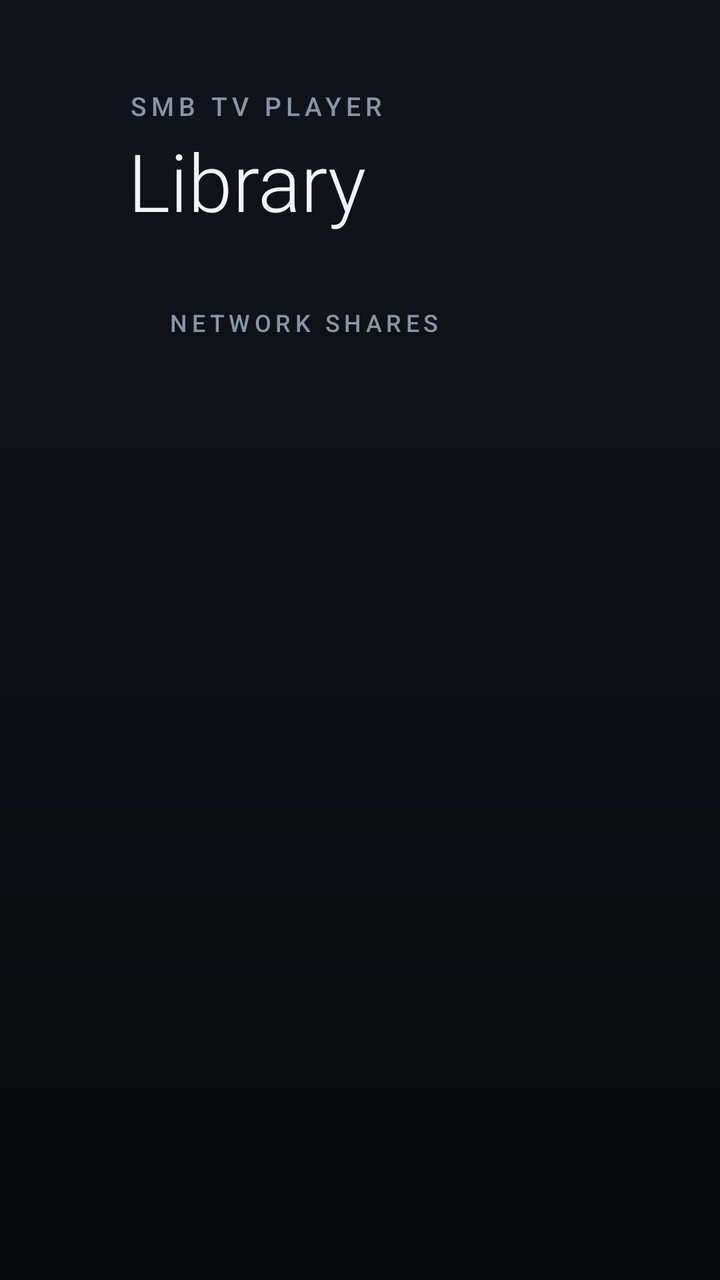
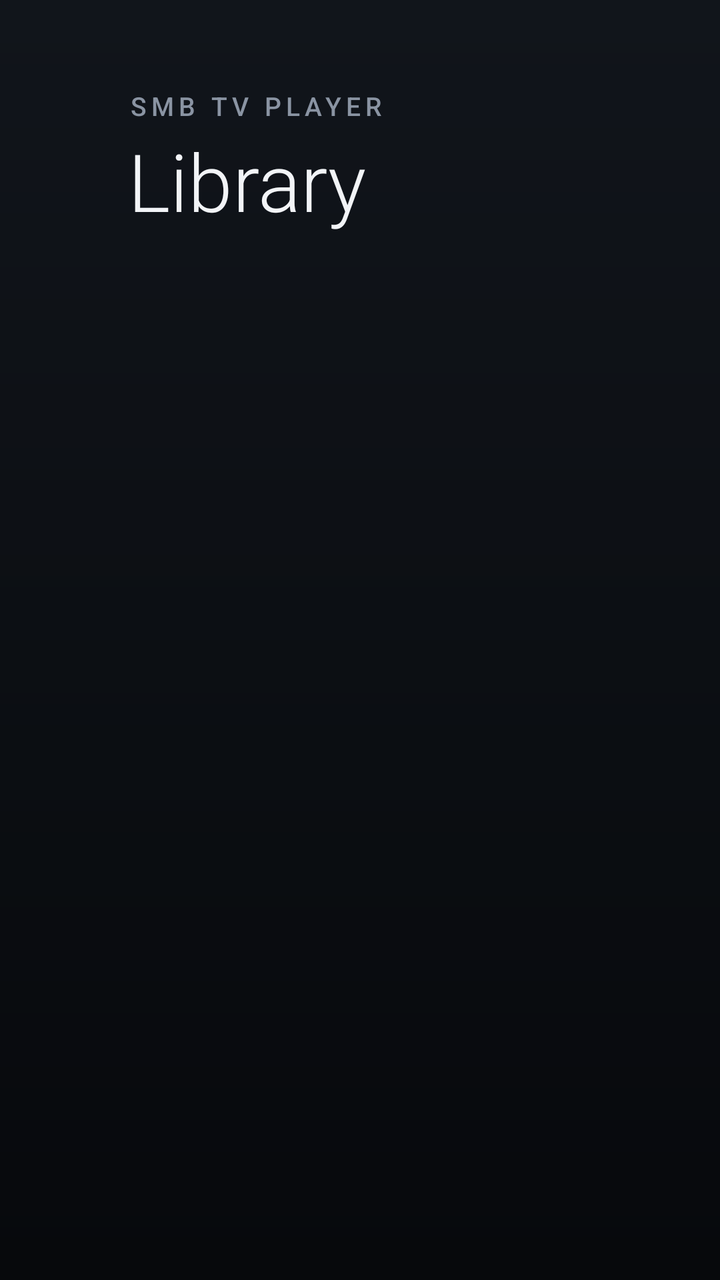

Two renders of the same Android screen: before a commit and after it. Below are the layout's source before the change and the commit's diff.
<!-- AndroidManifest.xml: application theme Theme.SmbTv -->
<!-- res/layout/activity_main.xml -->
<?xml version="1.0" encoding="utf-8"?>
<LinearLayout xmlns:android="http://schemas.android.com/apk/res/android"
    android:layout_width="match_parent"
    android:layout_height="match_parent"
    android:orientation="vertical"
    android:paddingStart="64dp"
    android:paddingTop="44dp"
    android:paddingEnd="64dp"
    android:paddingBottom="28dp">

    <TextView
        style="@style/Text.Eyebrow"
        android:layout_width="wrap_content"
        android:layout_height="wrap_content"
        android:text="@string/app_name" />

    <TextView
        style="@style/Text.Display"
        android:layout_width="wrap_content"
        android:layout_height="wrap_content"
        android:layout_marginTop="2dp"
        android:text="Library" />

    <TextView
        style="@style/Text.Eyebrow"
        android:layout_width="wrap_content"
        android:layout_height="wrap_content"
        android:layout_marginStart="20dp"
        android:layout_marginTop="36dp"
        android:layout_marginBottom="10dp"
        android:text="Network shares"
        android:textSize="12sp" />

    <androidx.recyclerview.widget.RecyclerView
        android:id="@+id/sources"
        android:layout_width="match_parent"
        android:layout_height="0dp"
        android:layout_weight="1"
        android:clipToPadding="false" />

    <TextView
        android:id="@+id/hint"
        style="@style/Text.Caption"
        android:layout_width="wrap_content"
        android:layout_height="wrap_content"
        android:layout_marginStart="20dp"
        android:text="Hold OK on a share to remove it"
        android:textColor="@color/text_tertiary"
        android:textSize="13sp"
        android:visibility="gone" />
</LinearLayout>
<!-- resources referenced by this layout -->
<resources>
  <color name="text_tertiary">#FF5B6472</color>
  <string name="app_name">SMB TV Player</string>
  <style name="Text.Caption" parent="">
          <item name="android:textSize">14sp</item>
          <item name="android:textColor">@color/text_secondary</item>
      </style>
  <style name="Text.Display" parent="">
          <item name="android:textSize">40sp</item>
          <item name="android:textColor">@color/text_primary</item>
          <item name="android:fontFamily">sans-serif-light</item>
          <item name="android:singleLine">true</item>
          <item name="android:ellipsize">end</item>
      </style>
  <style name="Text.Eyebrow" parent="">
          <item name="android:textSize">13sp</item>
          <item name="android:textColor">@color/text_secondary</item>
          <item name="android:fontFamily">sans-serif-medium</item>
          <item name="android:letterSpacing">0.18</item>
          <item name="android:textAllCaps">true</item>
      </style>
  <style name="Theme.SmbTv" parent="@android:style/Theme.DeviceDefault.NoActionBar">
          <item name="android:windowBackground">@drawable/bg_screen</item>
          <item name="android:colorAccent">@color/accent</item>
          <item name="android:textColorPrimary">@color/text_primary</item>
          <item name="android:textColorSecondary">@color/text_secondary</item>
      </style>
  <color name="text_secondary">#FF8A94A3</color>
  <color name="text_primary">#FFF2F4F7</color>
  <!-- drawable bg_screen (drawable) -->
  <?xml version="1.0" encoding="utf-8"?>
  <shape xmlns:android="http://schemas.android.com/apk/res/android">
      <gradient
          android:angle="270"
          android:endColor="@color/bg_bottom"
          android:startColor="@color/bg_top" />
  </shape>
  <color name="accent">#FF8AB4F8</color>
  <color name="bg_bottom">#FF07090C</color>
  <color name="bg_top">#FF11151B</color>
</resources>

<!-- the commit's change to res/layout/activity_main.xml (unified diff, before → after) -->
@@ -21,20 +21,11 @@
         android:layout_marginTop="2dp"
         android:text="Library" />
 
-    <TextView
-        style="@style/Text.Eyebrow"
-        android:layout_width="wrap_content"
-        android:layout_height="wrap_content"
-        android:layout_marginStart="20dp"
-        android:layout_marginTop="36dp"
-        android:layout_marginBottom="10dp"
-        android:text="Network shares"
-        android:textSize="12sp" />
-
     <androidx.recyclerview.widget.RecyclerView
         android:id="@+id/sources"
         android:layout_width="match_parent"
         android:layout_height="0dp"
+        android:layout_marginTop="10dp"
         android:layout_weight="1"
         android:clipToPadding="false" />
 
@@ -44,7 +35,7 @@
         android:layout_width="wrap_content"
         android:layout_height="wrap_content"
         android:layout_marginStart="20dp"
-        android:text="Hold OK on a share to remove it"
+        android:text="Hold OK (or press Menu) on an item to rename, edit, reorder or remove it"
         android:textColor="@color/text_tertiary"
         android:textSize="13sp"
         android:visibility="gone" />
